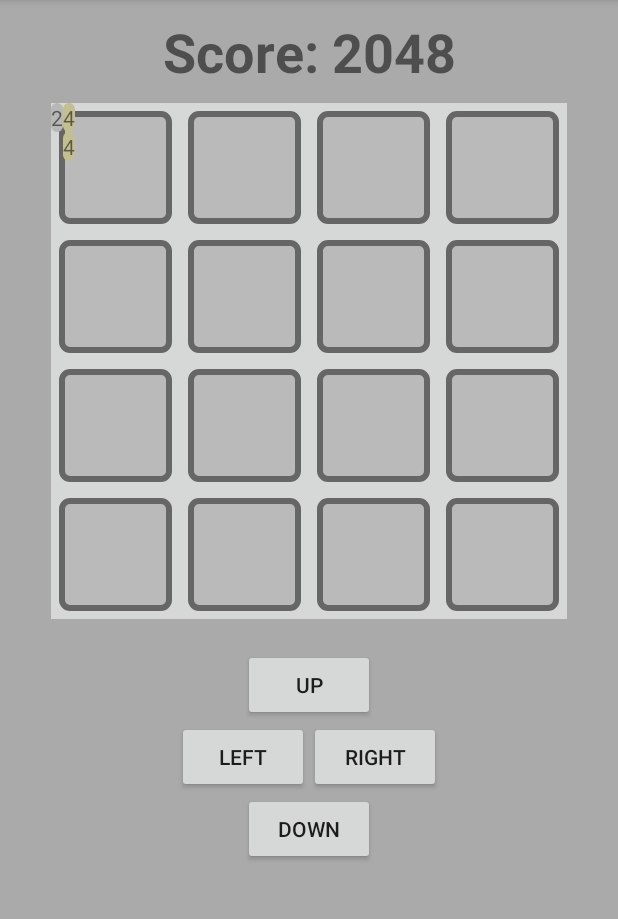
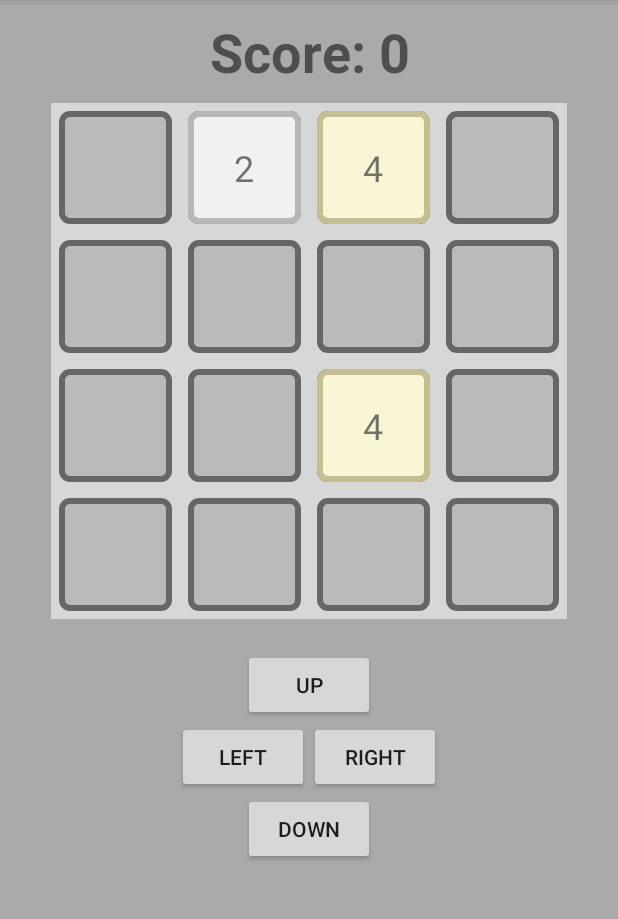
Before and after one commit to Bradprobert/Practical_2, an Android app: the screen it shows after launch (MainActivity), after a tap on "UP", on a phone screen of 412 x 824 dp, the part 84-1003 px from its top. Run offline under Robolectric (Android 15) with nearby library versions, the phone set to English and light mode, and no system bars.

Commit message:
push all files and changes. nothing specific

```diff
--- a/app/src/main/java/bap0031/comp3710/csse/eng/auburn/edu/controller/Grid2048Controller.java
+++ b/app/src/main/java/bap0031/comp3710/csse/eng/auburn/edu/controller/Grid2048Controller.java
@@ -1,11 +1,19 @@
 package bap0031.comp3710.csse.eng.auburn.edu.controller;
 
 import android.content.Context;
+import android.content.SharedPreferences;
 import android.content.res.Resources;
 import android.graphics.PorterDuff;
 import android.graphics.drawable.Drawable;
 import android.graphics.drawable.GradientDrawable;
+import android.util.TypedValue;
+import android.view.Gravity;
+import android.view.View;
 import android.widget.GridLayout;
+import android.widget.TextView;
+
+import com.google.gson.Gson;
+import com.google.gson.reflect.TypeToken;
 
 import java.util.List;
 
@@ -24,34 +32,49 @@ public class Grid2048Controller {
     private Context context;
     private GameGrid grid;
     private GridLayout gridLayout;
+    private TextView scoreTv;
 
-    public Grid2048Controller(GridLayout gridLayout, Context context) {
+    public Grid2048Controller(GridLayout gridLayout, TextView scoreTv, Context context) {
         this.gridLayout = gridLayout;
+        this.scoreTv = scoreTv;
         this.context = context;
-        grid = new GameGrid();
     }
 
-    public GridLayout refreshGridLayout() {
+    public void refreshScore() {
+        scoreTv.setText("Score: " + grid.getTotalScore());
+    }
+
+    public void refreshGridLayout() {
         List<Tile> tiles = grid.toList();
+        gridLayout.removeAllViews();
+
         for (int i = 0; i < tiles.size(); i++) {
+            Tile t = tiles.get(i);
+            GridLayout.LayoutParams lp = new GridLayout.LayoutParams(GridLayout.spec(t.getRow()), GridLayout.spec(t.getColoumn()));
+            setupLayoutParams(lp);
+            TileView tv = new TileView(context);
             if (tiles.get(i).isActive()) {
-                Tile t = tiles.get(i);
-                GridLayout.LayoutParams lp = new GridLayout.LayoutParams(GridLayout.spec(t.getRow()), GridLayout.spec(t.getColoumn()));
-                TileView tv = new TileView(context);
                 tv.setText(t.getValue() + "");
                 GradientDrawable drawable = (GradientDrawable) context.getDrawable(R.drawable.layout_tile_background);
                 chooseColor(drawable, t.getValue());
+
                 tv.setBackground(drawable);
                 gridLayout.addView(tv, lp);
             } else {
-                try {
-                    gridLayout.removeViewAt(i);
-                } catch (NullPointerException e) {
-                }
+                tv.setVisibility(View.INVISIBLE);
+                gridLayout.addView(tv, lp);
             }
         }
         gridLayout.invalidate();
-        return gridLayout;
+    }
+
+    private void setupLayoutParams(GridLayout.LayoutParams lp) {
+        lp.height = context.getResources().getDimensionPixelSize(R.dimen.tile_height);
+        lp.width = context.getResources().getDimensionPixelSize(R.dimen.tile_width);
+        lp.bottomMargin = context.getResources().getDimensionPixelSize(R.dimen.tile_margin);
+        lp.rightMargin = context.getResources().getDimensionPixelSize(R.dimen.tile_margin);
+        lp.topMargin = context.getResources().getDimensionPixelSize(R.dimen.tile_margin);
+        lp.leftMargin = context.getResources().getDimensionPixelSize(R.dimen.tile_margin);
     }
 
     private void chooseColor(Drawable drawable, int value) {
@@ -101,17 +124,46 @@ public class Grid2048Controller {
 
     public void shiftUp() {
         grid.upShift();
+        grid.combineTilesUp();
         grid.addNewNumber();
     }
 
     public void shiftDown() {
         grid.downShift();
+        grid.combineTilesDown();
         grid.addNewNumber();
     }
 
     public void shiftRight() {
         grid.rightShift();
+        grid.combineTilesRight();
         grid.addNewNumber();
     }
 
+    public void saveState() {
+        SharedPreferences sp = context.getSharedPreferences("gameState", Context.MODE_PRIVATE);
+        SharedPreferences.Editor editor = sp.edit();
+        Gson gson = new Gson();
+        String json = gson.toJson(grid.toList());
+        editor.putString("list", json);
+        editor.putInt("totalScore", grid.getTotalScore());
+        editor.commit();
+    }
+
+    public void resumeState() {
+        SharedPreferences sp = context.getSharedPreferences("gameState", Context.MODE_PRIVATE);
+        Gson gson = new Gson();
+        String json = sp.getString("list", "");
+
+        List<Tile> list = gson.fromJson(json, new TypeToken<List<Tile>>() {
+        }.getType());
+        int score = sp.getInt("totalScore", 0);
+        if (list == null) {
+            grid = new GameGrid();
+        } else {
+            grid = new GameGrid(list, score);
+
+        }
+
+    }
 }
--- a/app/src/main/java/bap0031/comp3710/csse/eng/auburn/edu/view/GameFragment.java
+++ b/app/src/main/java/bap0031/comp3710/csse/eng/auburn/edu/view/GameFragment.java
@@ -10,6 +10,7 @@ import android.view.View;
 import android.view.ViewGroup;
 import android.widget.Button;
 import android.widget.GridLayout;
+import android.widget.TextView;
 
 import java.util.List;
 
@@ -27,11 +28,12 @@ import bap0031.comp3710.csse.eng.auburn.edu.model.GameGrid;
  * Use the {@link GameFragment#newInstance} factory method to
  * create an instance of this fragment.
  */
-public class GameFragment extends Fragment implements View.OnClickListener {
+public class GameFragment extends Fragment {
 
     private OnFragmentInteractionListener mListener;
     private GridLayout gridView;
     private Button leftButton, rightButton, upButton, downButton;
+    private TextView scoreTv;
     private Grid2048Controller controller;
 
     public GameFragment() {
@@ -53,14 +55,24 @@ public class GameFragment extends Fragment implements View.OnClickListener {
     }
 
     @Override
+    public void onPause() {
+        super.onPause();
+        controller.saveState();
+    }
+
+    @Override
     public View onCreateView(LayoutInflater inflater, final ViewGroup container,
                              Bundle savedInstanceState) {
         // Inflate the layout for this fragment
         View view = inflater.inflate(R.layout.fragment_game, container, false);
 
         gridView = (GridLayout) view.findViewById(R.id.gridView);
+        scoreTv = (TextView) view.findViewById(R.id.textViewScore);
 
-        controller = new Grid2048Controller(gridView, this.getContext());
+        controller = new Grid2048Controller(gridView, scoreTv, this.getContext());
+        controller.resumeState();
+        controller.refreshGridLayout();
+        controller.refreshScore();
 
         leftButton = (Button) view.findViewById(R.id.buttonLeft);
         leftButton.setOnClickListener(new View.OnClickListener() {
@@ -68,6 +80,7 @@ public class GameFragment extends Fragment implements View.OnClickListener {
             public void onClick(View view) {
                 controller.shiftLeft();
                 controller.refreshGridLayout();
+                controller.refreshScore();
             }
         });
         rightButton = (Button) view.findViewById(R.id.buttonRight);
@@ -76,6 +89,7 @@ public class GameFragment extends Fragment implements View.OnClickListener {
             public void onClick(View view) {
                 controller.shiftRight();
                 controller.refreshGridLayout();
+                controller.refreshScore();
             }
         });
         upButton = (Button) view.findViewById(R.id.buttonUp);
@@ -84,6 +98,7 @@ public class GameFragment extends Fragment implements View.OnClickListener {
             public void onClick(View view) {
                 controller.shiftUp();
                 controller.refreshGridLayout();
+                controller.refreshScore();
             }
         });
         downButton = (Button) view.findViewById(R.id.buttonDown);
@@ -92,6 +107,7 @@ public class GameFragment extends Fragment implements View.OnClickListener {
             public void onClick(View view) {
                 controller.shiftDown();
                 controller.refreshGridLayout();
+                controller.refreshScore();
             }
         });
         return view;
@@ -121,25 +137,6 @@ public class GameFragment extends Fragment implements View.OnClickListener {
         mListener = null;
     }
 
-    @Override
-    public void onClick(View view) {
-        switch (view.getId()) {
-            case R.id.buttonLeft:
-                controller.shiftLeft();
-                break;
-            case R.id.buttonRight:
-                controller.shiftRight();
-                break;
-            case R.id.buttonUp:
-                controller.shiftUp();
-                break;
-            case R.id.buttonDown:
-                controller.shiftDown();
-                break;
-        }
-        gridView = controller.refreshGridLayout();
-    }
-
     /**
      * This interface must be implemented by activities that contain this
      * fragment to allow an interaction in this fragment to be communicated
--- a/app/src/main/java/bap0031/comp3710/csse/eng/auburn/edu/view/TileView.java
+++ b/app/src/main/java/bap0031/comp3710/csse/eng/auburn/edu/view/TileView.java
@@ -4,6 +4,8 @@ import android.content.Context;
 import android.support.annotation.Nullable;
 import android.support.v7.widget.AppCompatTextView;
 import android.util.AttributeSet;
+import android.util.TypedValue;
+import android.view.Gravity;
 
 import bap0031.comp3710.csse.eng.auburn.edu.R;
 
@@ -15,14 +17,21 @@ public class TileView extends AppCompatTextView {
 
     public TileView(Context context) {
         super(context);
+        setGravity(Gravity.CENTER);
+        setTextSize(TypedValue.COMPLEX_UNIT_DIP, 24);
+
     }
 
     public TileView(Context context, @Nullable AttributeSet attrs) {
         super(context, attrs);
+        setGravity(Gravity.CENTER);
+        setTextSize(TypedValue.COMPLEX_UNIT_DIP, 24);
     }
 
     public TileView(Context context, @Nullable AttributeSet attrs, int defStyleAttr) {
         super(context, attrs, defStyleAttr);
+        setGravity(Gravity.CENTER);
+        setTextSize(TypedValue.COMPLEX_UNIT_DIP, 24);
     }
 
     @Override
```
Also changed, not shown: app/src/main/java/bap0031/comp3710/csse/eng/auburn/edu/controller/Grid2048Adapter.java (deleted, +0 -97 lines), app/src/main/java/bap0031/comp3710/csse/eng/auburn/edu/model/GameGrid.java (+66 -14 lines), app/src/main/java/bap0031/comp3710/csse/eng/auburn/edu/model/Grid2048.java (deleted, +0 -57 lines), 1 other file.
